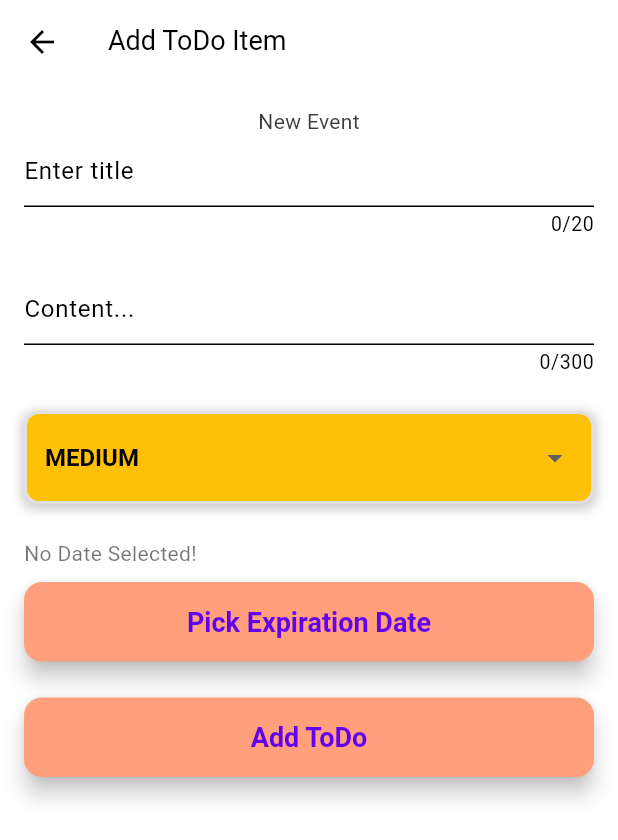
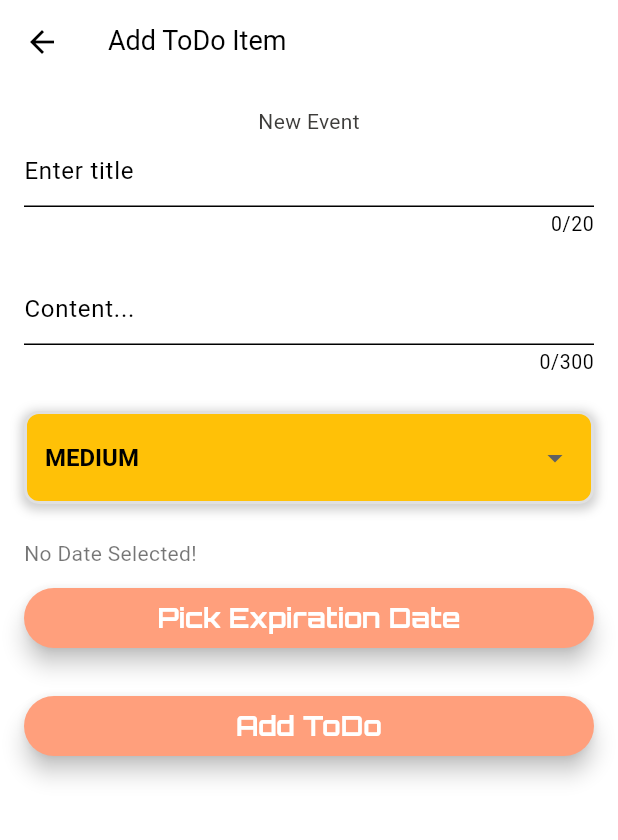
Before and after one commit to MichaelHiszpanski/business_manager, a Flutter app: the AddItemPage screen opened by its route, on a phone screen of 412 x 824 dp. Shown: the top 840 px of the screen. Run offline on Flutter 3.47's test engine with Material 3 defaults, Android fonts, the phone set to English and light mode, and no system bars; our stand-ins replace bloc, equatable, firebase_auth, firebase_core, flutter_bloc, flutter_colorpicker and 10 more; accounts and stored records are empty; generated files the repository leaves out were written again; Roboto replaces fonts that are missing (Suse); project files that could hold a hidden picture were left out.

Commit message:
button styling

```diff
--- a/lib/core/widgets/buttons/custom_floating_button.dart
+++ b/lib/core/widgets/buttons/custom_floating_button.dart
@@ -1,3 +1,5 @@
+import 'package:business_manager/core/theme/app_font_family.dart';
+import 'package:business_manager/core/tools/constants.dart';
 import 'package:flutter/material.dart';
 
 class CustomFloatingButton extends StatelessWidget {
@@ -23,23 +25,27 @@ class CustomFloatingButton extends StatelessWidget {
           padding: WidgetStateProperty.all<EdgeInsets>(
             const EdgeInsets.symmetric(
               horizontal: 32.0,
-              vertical: 16.0,
+              vertical: 8.0,
             ),
           ),
           elevation: WidgetStateProperty.all<double>(6.0),
           shape: WidgetStateProperty.all<RoundedRectangleBorder>(
             RoundedRectangleBorder(
-              borderRadius: BorderRadius.circular(12.0),
+              borderRadius: BorderRadius.circular(Constants.padding24),
             ),
           ),
           textStyle: WidgetStateProperty.all<TextStyle>(
             const TextStyle(
               fontSize: 18.0,
               fontWeight: FontWeight.bold,
+              fontFamily: AppFontFamily.orbitron,
             ),
           ),
         ),
-        child: Text(buttonText),
+        child: Text(
+          buttonText,
+          style: const TextStyle(color: Colors.white),
+        ),
       ),
     );
   }
```
Also changed, not shown: lib/feature/services/invoice_manager/presentation/screens/invoice_manager_screen.dart (+0 -18 lines).
